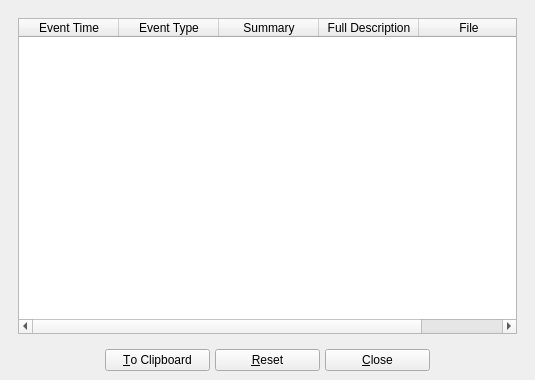
Qt form UI/biblioteq_errordiag.ui (textbrowser/biblioteq) before a commit.
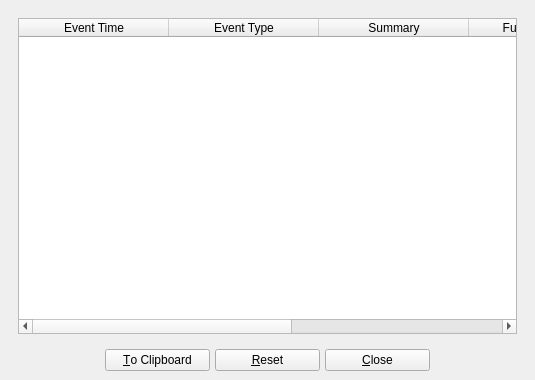
The same form after that commit. Icons and pictures are not drawn.

Commit message: GL changes. Minimum column widths.

```diff
--- a/UI/biblioteq_errordiag.ui
+++ b/UI/biblioteq_errordiag.ui
@@ -51,6 +51,9 @@
          <property name="cornerButtonEnabled">
           <bool>true</bool>
          </property>
+         <attribute name="horizontalHeaderMinimumSectionSize">
+          <number>150</number>
+         </attribute>
          <attribute name="horizontalHeaderStretchLastSection">
           <bool>true</bool>
          </attribute>
```
The commit also changes 11 other files.
